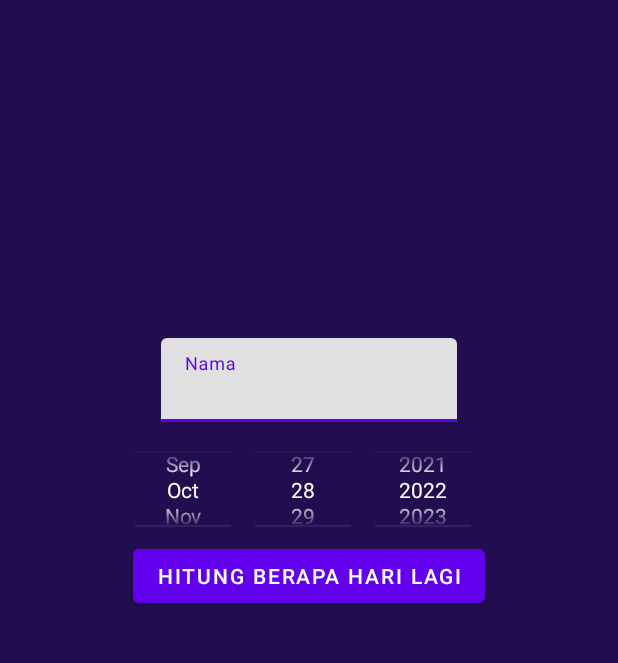
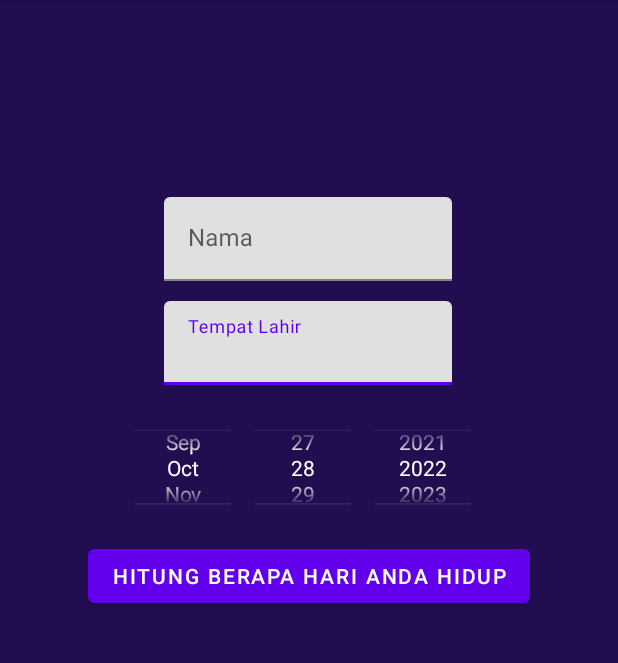
Before and after one commit to evetixx/BirthdayCountdownDays, an Android app: the screen it shows after launch (MainActivity), on a phone screen of 412 x 824 dp, the part 84-747 px from its top. Run offline under Robolectric (Android 15) with nearby library versions, the phone set to English and light mode, and no system bars.

Commit message:
fix bugs

```diff
--- a/app/src/main/res/layout/activity_main.xml
+++ b/app/src/main/res/layout/activity_main.xml
@@ -8,11 +8,31 @@
     tools:context=".MainActivity">
 
 
+    <com.google.android.material.textfield.TextInputLayout
+        android:id="@+id/textInputLayout"
+        android:layout_width="192dp"
+        android:layout_height="65dp"
+        app:layout_constraintBottom_toBottomOf="parent"
+        app:layout_constraintEnd_toEndOf="parent"
+        app:layout_constraintHorizontal_bias="0.497"
+        app:layout_constraintStart_toStartOf="parent"
+        app:layout_constraintTop_toTopOf="parent"
+        app:layout_constraintVertical_bias="0.286">
+
+        <com.google.android.material.textfield.TextInputEditText
+            android:id="@+id/tempat"
+            android:layout_width="match_parent"
+            android:layout_height="wrap_content"
+            android:hint="Tempat Lahir" />
+
+
+    </com.google.android.material.textfield.TextInputLayout>
+
     <Button
         android:id="@+id/save"
         android:layout_width="wrap_content"
         android:layout_height="wrap_content"
-        android:text="Hitung Berapa hari lagi"
+        android:text="Hitung Berapa hari anda hidup"
         app:layout_constraintBottom_toBottomOf="parent"
         app:layout_constraintEnd_toEndOf="parent"
         app:layout_constraintHorizontal_bias="0.5"
@@ -21,21 +41,22 @@
         app:layout_constraintVertical_bias="0.5" />
 
     <com.google.android.material.textfield.TextInputLayout
-        android:id="@+id/textInputLayout"
-        android:layout_width="197dp"
-        android:layout_height="59dp"
+        android:id="@+id/textInputLayouts"
+        android:layout_width="192dp"
+        android:layout_height="65dp"
         app:layout_constraintBottom_toBottomOf="parent"
         app:layout_constraintEnd_toEndOf="parent"
-        app:layout_constraintHorizontal_bias="0.5"
+        app:layout_constraintHorizontal_bias="0.497"
         app:layout_constraintStart_toStartOf="parent"
         app:layout_constraintTop_toTopOf="parent"
-        app:layout_constraintVertical_bias="0.318">
+        app:layout_constraintVertical_bias="0.187">
 
         <com.google.android.material.textfield.TextInputEditText
             android:id="@+id/nama"
             android:layout_width="match_parent"
             android:layout_height="wrap_content"
             android:hint="Nama" />
+
 
     </com.google.android.material.textfield.TextInputLayout>
 
@@ -45,14 +66,13 @@
         android:layout_height="83dp"
         android:layout_centerHorizontal="true"
         android:layout_centerVertical="true"
+        android:layout_marginTop="4dp"
         android:calendarViewShown="false"
         android:datePickerMode="spinner"
         android:theme="@style/MyDatePicker"
         app:layout_constraintEnd_toEndOf="parent"
-        app:layout_constraintHorizontal_bias="0.5"
         app:layout_constraintStart_toStartOf="parent"
-        app:layout_constraintTop_toBottomOf="@+id/textInputLayout"
-        app:layout_constraintVertical_bias="0.5" />
+        app:layout_constraintTop_toBottomOf="@+id/textInputLayout" />
 
 
 </androidx.constraintlayout.widget.ConstraintLayout>
```
Also changed, not shown: app/src/main/java/com/pbp/birthdaycountdown/MainActivity.java (+10 -11 lines).
